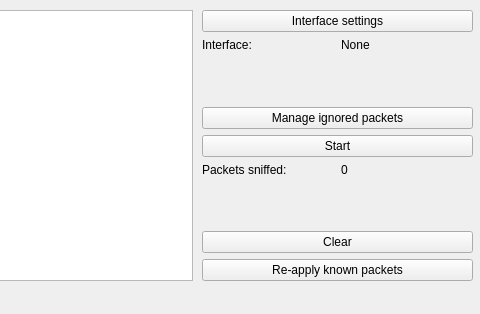
Before: the Qt Designer form src/ui/SnifferTemplate.ui in schutzwerk/CANalyzat0r, drawn with Qt 5; both pictures show x 688 to 1168 and y 0 to 314 of the 1168 by 314 pixel window.
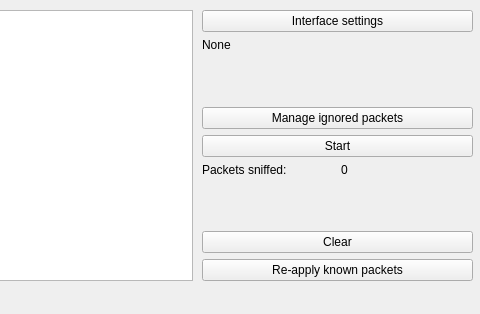
After: the same form once the commit is applied.

The edit to the form file:
```diff
--- a/src/ui/SnifferTemplate.ui
+++ b/src/ui/SnifferTemplate.ui
@@ -33,13 +33,6 @@
     </rect>
    </property>
    <layout class="QGridLayout" name="gridLayout_10">
-    <item row="1" column="1">
-     <widget class="QLabel" name="labelSnifferXInterfaceValue">
-      <property name="text">
-       <string>None</string>
-      </property>
-     </widget>
-    </item>
     <item row="5" column="0">
      <widget class="QLabel" name="labelSnifferCountDescr">
       <property name="text">
@@ -95,13 +88,6 @@
       </property>
      </widget>
     </item>
-    <item row="1" column="0">
-     <widget class="QLabel" name="labelSnifferXInterfaceDescr">
-      <property name="text">
-       <string>Interface:</string>
-      </property>
-     </widget>
-    </item>
     <item row="3" column="0" colspan="2">
      <widget class="QPushButton" name="buttonSnifferXIgnoredPackets">
       <property name="text">
@@ -122,6 +108,13 @@
       </property>
      </spacer>
     </item>
+    <item row="1" column="0" colspan="2">
+     <widget class="QLabel" name="labelSnifferXInterfaceValue">
+      <property name="text">
+       <string>None</string>
+      </property>
+     </widget>
+    </item>
    </layout>
   </widget>
   <widget class="QTableView" name="tableViewSnifferXData">
```
